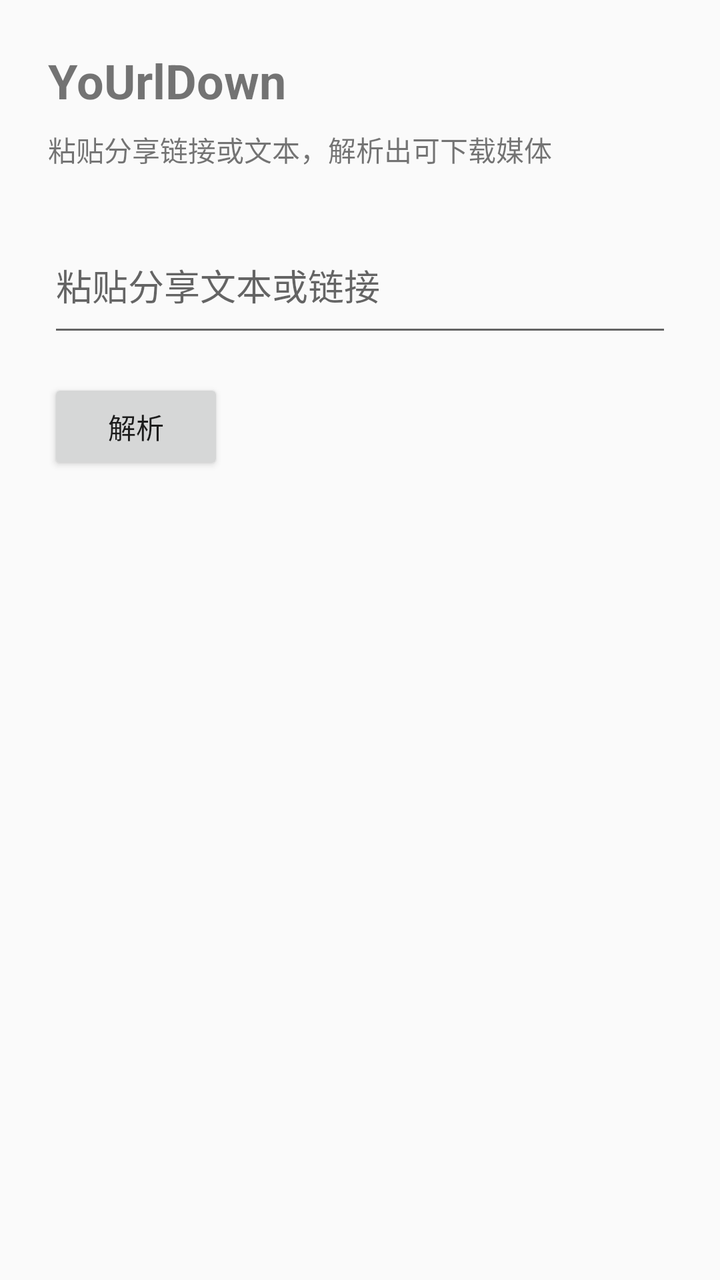
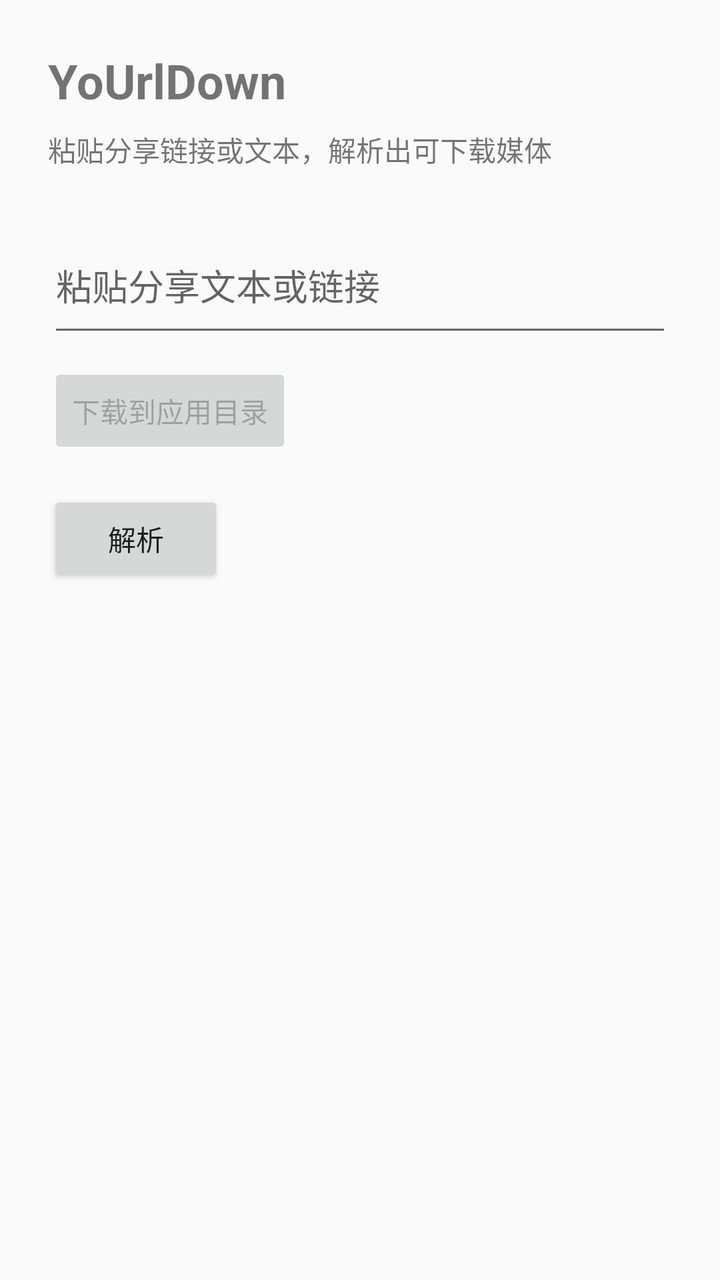

Screens rendered from an Android XML layout before and after an edit, with the pre-edit source and the edit as a unified diff.
<!-- AndroidManifest.xml: application theme Theme.YoUrlDown -->
<!-- res/layout/activity_main.xml -->
<?xml version="1.0" encoding="utf-8"?>
<LinearLayout xmlns:android="http://schemas.android.com/apk/res/android"
    android:layout_width="match_parent"
    android:layout_height="match_parent"
    android:orientation="vertical"
    android:padding="24dp">

    <TextView
        android:id="@+id/title"
        android:layout_width="wrap_content"
        android:layout_height="wrap_content"
        android:text="@string/home_title"
        android:textSize="24sp"
        android:textStyle="bold" />

    <TextView
        android:id="@+id/subtitle"
        android:layout_width="match_parent"
        android:layout_height="wrap_content"
        android:layout_marginTop="8dp"
        android:text="@string/home_subtitle"
        android:textSize="14sp" />

    <EditText
        android:id="@+id/input"
        android:layout_width="match_parent"
        android:layout_height="wrap_content"
        android:layout_marginTop="24dp"
        android:hint="@string/home_input_hint"
        android:importantForAutofill="no"
        android:inputType="textMultiLine"
        android:maxLines="4"
        android:minLines="2" />

    <Button
        android:id="@+id/actionParse"
        android:layout_width="wrap_content"
        android:layout_height="wrap_content"
        android:layout_marginTop="16dp"
        android:text="@string/home_action_parse" />

    <TextView
        android:id="@+id/output"
        android:layout_width="match_parent"
        android:layout_height="0dp"
        android:layout_marginTop="24dp"
        android:layout_weight="1"
        android:fontFamily="monospace"
        android:textSize="12sp"
        android:textIsSelectable="true" />

</LinearLayout>
<!-- resources referenced by this layout -->
<resources>
  <string name="home_action_parse">解析</string>
  <string name="home_input_hint">粘贴分享文本或链接</string>
  <string name="home_subtitle">粘贴分享链接或文本，解析出可下载媒体</string>
  <string name="home_title">YoUrlDown</string>
  <style name="Theme.YoUrlDown" parent="Theme.AppCompat.DayNight.NoActionBar" />
</resources>

<!-- the commit's change to res/layout/activity_main.xml (unified diff, before → after) -->
@@ -33,6 +33,14 @@
         android:minLines="2" />
 
     <Button
+        android:id="@+id/actionDownload"
+        android:layout_width="wrap_content"
+        android:layout_height="wrap_content"
+        android:layout_marginTop="8dp"
+        android:enabled="false"
+        android:text="下载到应用目录" />
+
+    <Button
         android:id="@+id/actionParse"
         android:layout_width="wrap_content"
         android:layout_height="wrap_content"
